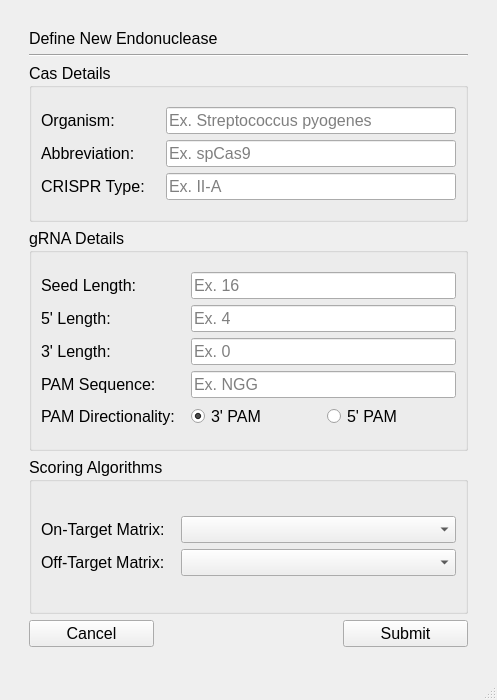
First picture: the form in newendonuclease.ui, repository TrinhLab/CASPERapp, before the edit.
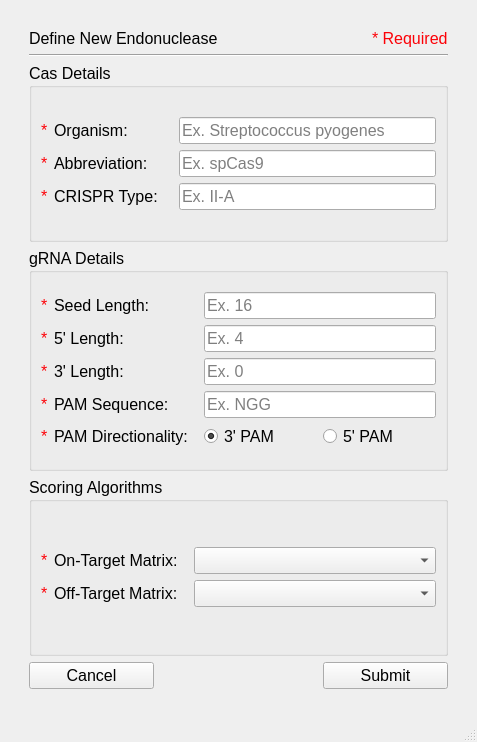
Second picture: the form after the edit.

Commit message: Added "Required" tags for input field in New Endonuclease

Patch:
```diff
--- a/newendonuclease.ui
+++ b/newendonuclease.ui
@@ -6,8 +6,8 @@
    <rect>
     <x>0</x>
     <y>0</y>
-    <width>497</width>
-    <height>700</height>
+    <width>477</width>
+    <height>742</height>
    </rect>
   </property>
   <property name="font">
@@ -41,8 +41,8 @@
       <item row="0" column="0">
        <layout class="QVBoxLayout" name="verticalLayout">
         <item>
-         <layout class="QVBoxLayout" name="verticalLayout_9">
-          <item>
+         <layout class="QGridLayout" name="gridLayout_12">
+          <item row="0" column="0">
            <widget class="QLabel" name="title">
             <property name="sizePolicy">
              <sizepolicy hsizetype="Preferred" vsizetype="Fixed">
@@ -58,7 +58,14 @@
             </property>
            </widget>
           </item>
-          <item>
+          <item row="0" column="1" alignment="Qt::AlignRight">
+           <widget class="QLabel" name="label_9">
+            <property name="text">
+             <string>&lt;html&gt;&lt;head/&gt;&lt;body&gt;&lt;p&gt;&lt;span style=&quot; color:#fc0107;&quot;&gt;* Required&lt;/span&gt;&lt;/p&gt;&lt;/body&gt;&lt;/html&gt;</string>
+            </property>
+           </widget>
+          </item>
+          <item row="1" column="0" colspan="2">
            <widget class="Line" name="line">
             <property name="orientation">
              <enum>Qt::Horizontal</enum>
@@ -73,25 +80,41 @@
            <string>Cas Details</string>
           </property>
           <layout class="QGridLayout" name="gridLayout_9">
-           <item row="1" column="0">
+           <item row="2" column="0">
             <layout class="QGridLayout" name="gridLayout_8">
              <item row="0" column="0">
               <layout class="QGridLayout" name="gridLayout_6">
-               <item row="2" column="2">
+               <item row="1" column="2">
+                <spacer name="horizontalSpacer_11">
+                 <property name="orientation">
+                  <enum>Qt::Horizontal</enum>
+                 </property>
+                 <property name="sizeType">
+                  <enum>QSizePolicy::Fixed</enum>
+                 </property>
+                 <property name="sizeHint" stdset="0">
+                  <size>
+                   <width>10</width>
+                   <height>10</height>
+                  </size>
+                 </property>
+                </spacer>
+               </item>
+               <item row="2" column="3">
                 <widget class="QLineEdit" name="crispr_type">
                  <property name="placeholderText">
                   <string>Ex. II-A</string>
                  </property>
                 </widget>
                </item>
-               <item row="1" column="2">
+               <item row="1" column="3">
                 <widget class="QLineEdit" name="abbreviation">
                  <property name="placeholderText">
                   <string>Ex. spCas9</string>
                  </property>
                 </widget>
                </item>
-               <item row="0" column="0">
+               <item row="0" column="1">
                 <widget class="QLabel" name="label_3">
                  <property name="sizePolicy">
                   <sizepolicy hsizetype="Preferred" vsizetype="Preferred">
@@ -107,7 +130,7 @@
                  </property>
                 </widget>
                </item>
-               <item row="2" column="0">
+               <item row="2" column="1">
                 <widget class="QLabel" name="label">
                  <property name="sizePolicy">
                   <sizepolicy hsizetype="Preferred" vsizetype="Preferred">
@@ -123,7 +146,7 @@
                  </property>
                 </widget>
                </item>
-               <item row="1" column="0">
+               <item row="1" column="1">
                 <widget class="QLabel" name="label_2">
                  <property name="sizePolicy">
                   <sizepolicy hsizetype="Preferred" vsizetype="Preferred">
@@ -139,14 +162,14 @@
                  </property>
                 </widget>
                </item>
-               <item row="0" column="2">
+               <item row="0" column="3">
                 <widget class="QLineEdit" name="organism_name">
                  <property name="placeholderText">
                   <string>Ex. Streptococcus pyogenes</string>
                  </property>
                 </widget>
                </item>
-               <item row="0" column="1">
+               <item row="0" column="2">
                 <spacer name="horizontalSpacer_10">
                  <property name="orientation">
                   <enum>Qt::Horizontal</enum>
@@ -162,23 +185,7 @@
                  </property>
                 </spacer>
                </item>
-               <item row="1" column="1">
-                <spacer name="horizontalSpacer_11">
-                 <property name="orientation">
-                  <enum>Qt::Horizontal</enum>
-                 </property>
-                 <property name="sizeType">
-                  <enum>QSizePolicy::Fixed</enum>
-                 </property>
-                 <property name="sizeHint" stdset="0">
-                  <size>
-                   <width>10</width>
-                   <height>10</height>
-                  </size>
-                 </property>
-                </spacer>
-               </item>
-               <item row="2" column="1">
+               <item row="2" column="2">
                 <spacer name="horizontalSpacer_12">
                  <property name="orientation">
                   <enum>Qt::Horizontal</enum>
@@ -194,6 +201,27 @@
                  </property>
                 </spacer>
                </item>
+               <item row="0" column="0">
+                <widget class="QLabel" name="label_10">
+                 <property name="text">
+                  <string>&lt;html&gt;&lt;head/&gt;&lt;body&gt;&lt;p&gt;&lt;span style=&quot; color:#fc0107;&quot;&gt;*&lt;/span&gt;&lt;/p&gt;&lt;/body&gt;&lt;/html&gt;</string>
+                 </property>
+                </widget>
+               </item>
+               <item row="1" column="0">
+                <widget class="QLabel" name="label_11">
+                 <property name="text">
+                  <string>&lt;html&gt;&lt;head/&gt;&lt;body&gt;&lt;p&gt;&lt;span style=&quot; color:#fc0107;&quot;&gt;*&lt;/span&gt;&lt;/p&gt;&lt;/body&gt;&lt;/html&gt;</string>
+                 </property>
+                </widget>
+               </item>
+               <item row="2" column="0">
+                <widget class="QLabel" name="label_14">
+                 <property name="text">
+                  <string>&lt;html&gt;&lt;head/&gt;&lt;body&gt;&lt;p&gt;&lt;span style=&quot; color:#fc0107;&quot;&gt;*&lt;/span&gt;&lt;/p&gt;&lt;/body&gt;&lt;/html&gt;</string>
+                 </property>
+                </widget>
+               </item>
               </layout>
              </item>
             </layout>
@@ -214,7 +242,7 @@
              </property>
             </spacer>
            </item>
-           <item row="2" column="0">
+           <item row="3" column="0">
             <spacer name="verticalSpacer_4">
              <property name="orientation">
               <enum>Qt::Vertical</enum>
@@ -243,21 +271,37 @@
             <layout class="QGridLayout" name="gridLayout_7">
              <item row="0" column="0">
               <layout class="QGridLayout" name="gridLayout_5">
-               <item row="0" column="2">
+               <item row="1" column="2">
+                <spacer name="horizontalSpacer_6">
+                 <property name="orientation">
+                  <enum>Qt::Horizontal</enum>
+                 </property>
+                 <property name="sizeType">
+                  <enum>QSizePolicy::Fixed</enum>
+                 </property>
+                 <property name="sizeHint" stdset="0">
+                  <size>
+                   <width>10</width>
+                   <height>10</height>
+                  </size>
+                 </property>
+                </spacer>
+               </item>
+               <item row="0" column="3">
                 <widget class="QLineEdit" name="seed_length">
                  <property name="placeholderText">
                   <string>Ex. 16</string>
                  </property>
                 </widget>
                </item>
-               <item row="2" column="2">
+               <item row="2" column="3">
                 <widget class="QLineEdit" name="three_length">
                  <property name="placeholderText">
                   <string>Ex. 0</string>
                  </property>
                 </widget>
                </item>
-               <item row="1" column="0">
+               <item row="1" column="1">
                 <widget class="QLabel" name="label_6">
                  <property name="sizePolicy">
                   <sizepolicy hsizetype="Preferred" vsizetype="Preferred">
@@ -273,7 +317,7 @@
                  </property>
                 </widget>
                </item>
-               <item row="4" column="2">
+               <item row="4" column="3">
                 <layout class="QHBoxLayout" name="horizontalLayout_11">
                  <item>
                   <widget class="QRadioButton" name="three_pam">
@@ -306,7 +350,7 @@
                  </item>
                 </layout>
                </item>
-               <item row="2" column="0">
+               <item row="2" column="1">
                 <widget class="QLabel" name="label_5">
                  <property name="sizePolicy">
                   <sizepolicy hsizetype="Preferred" vsizetype="Preferred">
@@ -322,14 +366,21 @@
                  </property>
                 </widget>
                </item>
-               <item row="1" column="2">
+               <item row="1" column="3">
                 <widget class="QLineEdit" name="five_length">
                  <property name="placeholderText">
                   <string>Ex. 4</string>
                  </property>
                 </widget>
                </item>
-               <item row="4" column="0">
+               <item row="3" column="3">
+                <widget class="QLineEdit" name="pam_sequence">
+                 <property name="placeholderText">
+                  <string>Ex. NGG</string>
+                 </property>
+                </widget>
+               </item>
+               <item row="4" column="1">
                 <widget class="QLabel" name="label_8">
                  <property name="toolTip">
                   <string>&lt;html&gt;&lt;head/&gt;&lt;body&gt;&lt;p&gt;&lt;span style=&quot; font-size:12pt;&quot;&gt;End of the gRNA that is adjacent to PAM. Ex. spCas9 has a 3' PAM and AsCas12 has a 5' PAM.&lt;/span&gt;&lt;/p&gt;&lt;/body&gt;&lt;/html&gt;</string>
@@ -339,14 +390,7 @@
                  </property>
                 </widget>
                </item>
-               <item row="3" column="2">
-                <widget class="QLineEdit" name="pam_sequence">
-                 <property name="placeholderText">
-                  <string>Ex. NGG</string>
-                 </property>
-                </widget>
-               </item>
-               <item row="0" column="0">
+               <item row="0" column="1">
                 <widget class="QLabel" name="label_7">
                  <property name="sizePolicy">
                   <sizepolicy hsizetype="Preferred" vsizetype="Preferred">
@@ -362,7 +406,7 @@
                  </property>
                 </widget>
                </item>
-               <item row="3" column="0">
+               <item row="3" column="1">
                 <widget class="QLabel" name="label_4">
                  <property name="sizePolicy">
                   <sizepolicy hsizetype="Preferred" vsizetype="Preferred">
@@ -378,7 +422,7 @@
                  </property>
                 </widget>
                </item>
-               <item row="0" column="1">
+               <item row="0" column="2">
                 <spacer name="horizontalSpacer_5">
                  <property name="orientation">
                   <enum>Qt::Horizontal</enum>
@@ -394,23 +438,7 @@
                  </property>
                 </spacer>
                </item>
-               <item row="1" column="1">
-                <spacer name="horizontalSpacer_6">
-                 <property name="orientation">
-                  <enum>Qt::Horizontal</enum>
-                 </property>
-                 <property name="sizeType">
-                  <enum>QSizePolicy::Fixed</enum>
-                 </property>
-                 <property name="sizeHint" stdset="0">
-                  <size>
-                   <width>10</width>
-                   <height>10</height>
-                  </size>
-                 </property>
-                </spacer>
-               </item>
-               <item row="2" column="1">
+               <item row="2" column="2">
                 <spacer name="horizontalSpacer_7">
                  <property name="orientation">
                   <enum>Qt::Horizontal</enum>
@@ -426,7 +454,7 @@
                  </property>
                 </spacer>
                </item>
-               <item row="3" column="1">
+               <item row="3" column="2">
                 <spacer name="horizontalSpacer_8">
                  <property name="orientation">
                   <enum>Qt::Horizontal</enum>
@@ -442,7 +470,7 @@
                  </property>
                 </spacer>
                </item>
-               <item row="4" column="1">
+               <item row="4" column="2">
                 <spacer name="horizontalSpacer_9">
                  <property name="orientation">
                   <enum>Qt::Horizontal</enum>
@@ -458,6 +486,41 @@
                  </property>
                 </spacer>
                </item>
+               <item row="0" column="0">
+                <widget class="QLabel" name="label_15">
+                 <property name="text">
+                  <string>&lt;html&gt;&lt;head/&gt;&lt;body&gt;&lt;p&gt;&lt;span style=&quot; color:#fc0107;&quot;&gt;*&lt;/span&gt;&lt;/p&gt;&lt;/body&gt;&lt;/html&gt;</string>
+                 </property>
+                </widget>
+               </item>
+               <item row="1" column="0">
+                <widget class="QLabel" name="label_16">
+                 <property name="text">
+                  <string>&lt;html&gt;&lt;head/&gt;&lt;body&gt;&lt;p&gt;&lt;span style=&quot; color:#fc0107;&quot;&gt;*&lt;/span&gt;&lt;/p&gt;&lt;/body&gt;&lt;/html&gt;</string>
+                 </property>
+                </widget>
+               </item>
+               <item row="2" column="0">
+                <widget class="QLabel" name="label_17">
+                 <property name="text">
+                  <string>&lt;html&gt;&lt;head/&gt;&lt;body&gt;&lt;p&gt;&lt;span style=&quot; color:#fc0107;&quot;&gt;*&lt;/span&gt;&lt;/p&gt;&lt;/body&gt;&lt;/html&gt;</string>
+                 </property>
+                </widget>
+               </item>
+               <item row="3" column="0">
+                <widget class="QLabel" name="label_18">
+                 <property name="text">
+                  <string>&lt;html&gt;&lt;head/&gt;&lt;body&gt;&lt;p&gt;&lt;span style=&quot; color:#fc0107;&quot;&gt;*&lt;/span&gt;&lt;/p&gt;&lt;/body&gt;&lt;/html&gt;</string>
+                 </property>
+                </widget>
+               </item>
+               <item row="4" column="0">
+                <widget class="QLabel" name="label_19">
+                 <property name="text">
+                  <string>&lt;html&gt;&lt;head/&gt;&lt;body&gt;&lt;p&gt;&lt;span style=&quot; color:#fc0107;&quot;&gt;*&lt;/span&gt;&lt;/p&gt;&lt;/body&gt;&lt;/html&gt;</string>
+                 </property>
+                </widget>
+               </item>
               </layout>
              </item>
             </layout>
@@ -523,7 +586,7 @@
             <layout class="QGridLayout" name="gridLayout_4">
              <item row="0" column="0">
               <layout class="QGridLayout" name="gridLayout_3">
-               <item row="2" column="2">
+               <item row="2" column="3">
                 <widget class="QComboBox" name="comboBox">
                  <property name="sizePolicy">
                   <sizepolicy hsizetype="Expanding" vsizetype="Fixed">
@@ -533,7 +596,7 @@
                  </property>
                 </widget>
                </item>
-               <item row="2" column="0">
+               <item row="2" column="1">
                 <widget class="QLabel" name="label_12">
                  <property name="toolTip">
                   <string>&lt;html&gt;&lt;head/&gt;&lt;body&gt;&lt;p&gt;&lt;span style=&quot; font-size:12pt;&quot;&gt;On-target scoring matrix. Default is CRISPRscan data.&lt;/span&gt;&lt;/p&gt;&lt;/body&gt;&lt;/html&gt;</string>
@@ -543,7 +606,7 @@
                  </property>
                 </widget>
                </item>
-               <item row="2" column="1">
+               <item row="2" column="2">
                 <spacer name="horizontalSpacer_3">
                  <property name="orientation">
                   <enum>Qt::Horizontal</enum>
@@ -559,7 +622,7 @@
                  </property>
                 </spacer>
                </item>
-               <item row="3" column="0">
+               <item row="3" column="1">
                 <widget class="QLabel" name="label_13">
                  <property name="toolTip">
                   <string>&lt;html&gt;&lt;head/&gt;&lt;body&gt;&lt;p&gt;&lt;span style=&quot; font-size:12pt;&quot;&gt;Off-target scoring matrix. Default is Hsu matrix data.&lt;/span&gt;&lt;/p&gt;&lt;/body&gt;&lt;/html&gt;</string>
@@ -569,7 +632,7 @@
                  </property>
                 </widget>
                </item>
-               <item row="3" column="2">
+               <item row="3" column="3">
                 <widget class="QComboBox" name="comboBox_2">
                  <property name="sizePolicy">
                   <sizepolicy hsizetype="Expanding" vsizetype="Fixed">
@@ -579,7 +642,7 @@
                  </property>
                 </widget>
                </item>
-               <item row="3" column="1">
+               <item row="3" column="2">
                 <spacer name="horizontalSpacer_4">
                  <property name="orientation">
                   <enum>Qt::Horizontal</enum>
@@ -595,6 +658,20 @@
                  </property>
                 </spacer>
                </item>
+               <item row="2" column="0">
+                <widget class="QLabel" name="label_20">
+                 <property name="text">
+                  <string>&lt;html&gt;&lt;head/&gt;&lt;body&gt;&lt;p&gt;&lt;span style=&quot; color:#fc0107;&quot;&gt;*&lt;/span&gt;&lt;/p&gt;&lt;/body&gt;&lt;/html&gt;</string>
+                 </property>
+                </widget>
+               </item>
+               <item row="3" column="0">
+                <widget class="QLabel" name="label_21">
+                 <property name="text">
+                  <string>&lt;html&gt;&lt;head/&gt;&lt;body&gt;&lt;p&gt;&lt;span style=&quot; color:#fc0107;&quot;&gt;*&lt;/span&gt;&lt;/p&gt;&lt;/body&gt;&lt;/html&gt;</string>
+                 </property>
+                </widget>
+               </item>
               </layout>
              </item>
             </layout>
```
